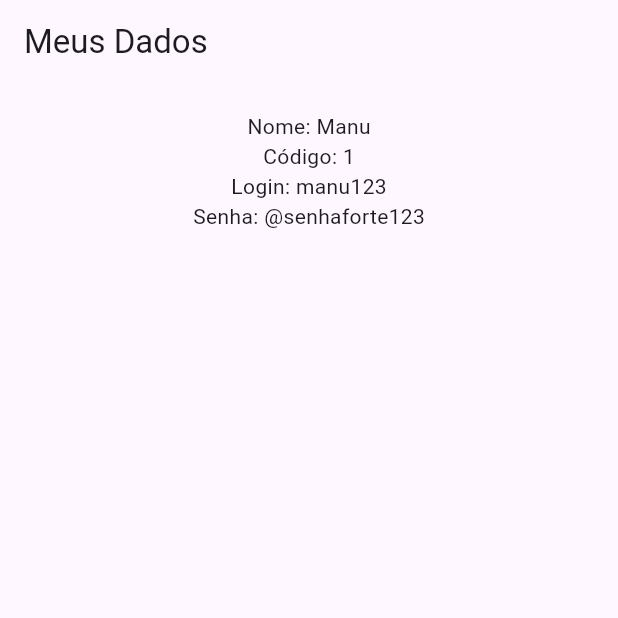
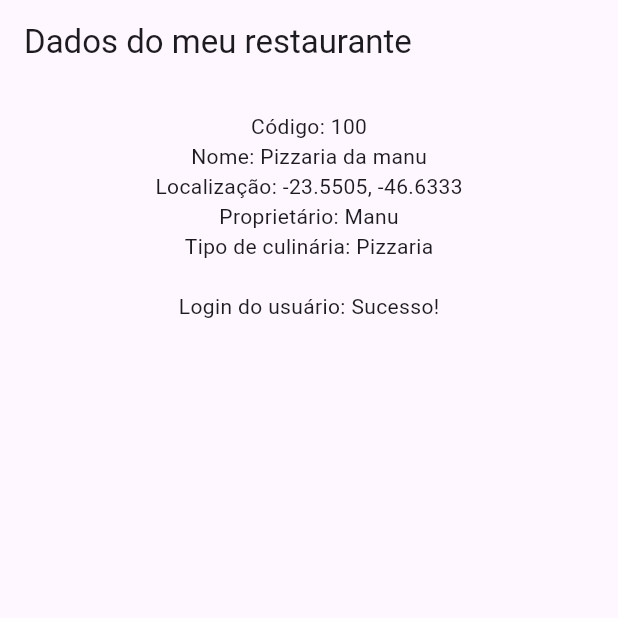
Before and after one commit to manufx77/voupedir, a Flutter app: the screen it shows after launch, on a phone screen of 412 x 824 dp, the top half of it. Run offline on Flutter 3.47's test engine with Material 3 defaults, Android fonts, the phone set to English and light mode, and no system bars; accounts and stored records are empty.

Commit message:
Criação de classes, "tipo.dart" e "restaurante.dart". Criação de objetos, usuario(preenchendo dados), tipo(tipo de culinaria) e restaurante(dados do usuario e tipo).

```diff
--- a/lib/main.dart
+++ b/lib/main.dart
@@ -1,5 +1,7 @@
 import 'package:flutter/material.dart';
 import 'usuario.dart';
+import 'tipo.dart';
+import 'restaurante.dart';
 
 void main() {
   runApp(const MyApp());
@@ -12,26 +14,49 @@ class MyApp extends StatelessWidget {
   @override
   Widget build(BuildContext context) {
 
-    Usuario u = new Usuario(
+    //Criando usuario
+    Usuario u = Usuario(
       codigo: 1,
       login: "manu123",
       nome: "Manu",
       senha: "@senhaforte123"
     );
 
+    //Criando tipo de culinaria
+    Tipo t = Tipo(
+      codigo: 10,
+      nome: "Pizzaria",
+    );
+
+    //Criando restaurante
+    Restaurante r = Restaurante(
+      codigo: 100,
+      nome: "Pizzaria da manu",
+      latitude: -23.5505,
+      longitude: -46.6333,
+      proprietario: u,
+      tipo: t,
+    );
+
+    //Testando login
+    bool loginSucesso = u.logar("manu123", "@senhaforte123");
+
     return MaterialApp(
       home: Scaffold(
         appBar: AppBar(
-          title: const Text("Meus Dados"),
+          title: const Text("Dados do meu restaurante"),
         ),
         body: Center(
           child: Padding(padding: const EdgeInsets.all(18.0),
             child: Column(
               children: [
-                Text("Nome: ${u.nome}"),
-                Text("Código: ${u.codigo}"),
-                Text("Login: ${u.login}"),
-                Text("Senha: ${u.senha}"),
+                Text("Código: ${r.codigo}"),
+                Text("Nome: ${r.nome}"),
+                Text("Localização: ${r.lagitude}, ${r.longitude}"),
+                Text("Proprietário: ${r.proprietario?.nome}"),
+                Text("Tipo de culinária: ${r.tipo?.nome}"),
+                const SizedBox(height: 20),
+                Text("Login do usuário: ${loginSucesso ? "Sucesso!" : "Falhou"}"),
               ],
             ),
           ),
--- /dev/null
+++ b/lib/restaurante.dart
@@ -0,0 +1,40 @@
+import 'usuario.dart';
+import 'tipo.dart';
+
+class Restaurante {
+  int? _codigo;
+  String? _nome;
+  double? _latitude;
+  double? _longitude;
+  Usuario? _proprietario;
+  Tipo? _tipo;
+
+  //construtor
+  Restaurante({int? codigo, String? nome, double? latitude, double? longitude,
+    Usuario? proprietario, Tipo? tipo}){
+    _codigo = codigo;
+    _nome = nome;
+    _latitude = latitude;
+    _longitude = longitude;
+    _proprietario = proprietario;
+    _tipo = tipo;
+
+}
+
+
+//getters
+int? get codigo => _codigo;
+String? get nome => _nome;
+double? get lagitude => _latitude;
+double? get longitude => _longitude;
+Usuario? get proprietario => _proprietario;
+Tipo? get tipo => _tipo;
+
+//setters
+set codigo(int? novoCodigo) => _codigo = novoCodigo;
+set nome(String? novoNome) => _nome = novoNome;
+set lagitude(double? novaLagitude) => _latitude = novaLagitude;
+set longitude(double? novalongitude) => _longitude = novalongitude;
+set proprietario(Usuario? novoProprietario) => _proprietario = novoProprietario;
+set tipo(Tipo? novoTipo) => _tipo = novoTipo;
+}
--- /dev/null
+++ b/lib/tipo.dart
@@ -0,0 +1,20 @@
+class Tipo {
+  int? _codigo;
+  String? _nome;
+
+  //construtor
+  Tipo({int? codigo, String? nome}) {
+    _codigo = codigo;
+    _nome = nome;
+  }
+
+//getters
+  int? get codigo => _codigo;
+
+  String? get nome => _nome;
+
+//setters
+  set codigo(int? novoCodigo) => _codigo = novoCodigo;
+
+  set nome(String? novoNome) => _nome = novoNome;
+}
--- a/lib/usuario.dart
+++ b/lib/usuario.dart
@@ -11,6 +11,12 @@ class Usuario{
     _nome = nome;
     _senha = senha;
 }
+
+// ===METODO logar ===
+  bool logar(String? login, String? senha){
+    return _login == login && _senha == senha;
+  }
+
 
 //getters
 //exemplo tradicional
```
